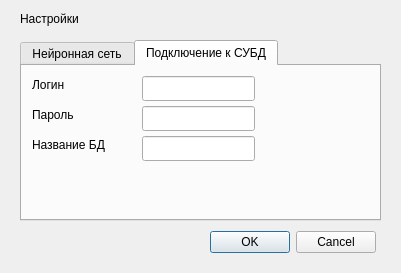
First picture: the form in src/widgets/settings.ui, repository glebmillenium/forecasting-financial-time-series, before the edit.
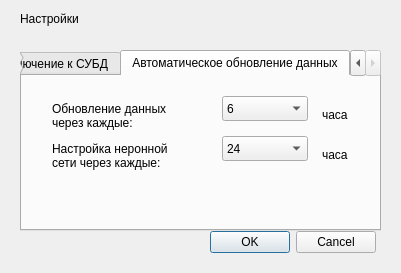
Second picture: the form after the edit. The open tabs and pages were chosen to show the change.

Diff of the .ui file:
```diff
--- a/src/widgets/settings.ui
+++ b/src/widgets/settings.ui
@@ -30,7 +30,7 @@
    <property name="geometry">
     <rect>
      <x>20</x>
-     <y>40</y>
+     <y>50</y>
      <width>361</width>
      <height>181</height>
     </rect>
@@ -150,10 +150,16 @@
       <rect>
        <x>120</x>
        <y>40</y>
-       <width>113</width>
+       <width>201</width>
        <height>25</height>
       </rect>
      </property>
+     <property name="inputMethodHints">
+      <set>Qt::ImhHiddenText</set>
+     </property>
+     <property name="text">
+      <string>neural</string>
+     </property>
     </widget>
     <widget class="QLabel" name="label_4">
      <property name="geometry">
@@ -186,19 +192,148 @@
       <rect>
        <x>120</x>
        <y>70</y>
-       <width>113</width>
+       <width>201</width>
        <height>25</height>
       </rect>
      </property>
+     <property name="text">
+      <string>forecast_time_series</string>
+     </property>
     </widget>
     <widget class="QLineEdit" name="lineEdit">
      <property name="geometry">
       <rect>
        <x>120</x>
        <y>10</y>
-       <width>113</width>
+       <width>201</width>
        <height>25</height>
       </rect>
+     </property>
+     <property name="text">
+      <string>neural_network</string>
+     </property>
+    </widget>
+   </widget>
+   <widget class="QWidget" name="tab_3">
+    <attribute name="title">
+     <string>Автоматическое обновление данных</string>
+    </attribute>
+    <widget class="QLabel" name="label_7">
+     <property name="geometry">
+      <rect>
+       <x>30</x>
+       <y>20</y>
+       <width>151</width>
+       <height>41</height>
+      </rect>
+     </property>
+     <property name="text">
+      <string>Обновление данных&lt;br&gt; через каждые:</string>
+     </property>
+    </widget>
+    <widget class="QLabel" name="label_8">
+     <property name="geometry">
+      <rect>
+       <x>30</x>
+       <y>60</y>
+       <width>151</width>
+       <height>41</height>
+      </rect>
+     </property>
+     <property name="text">
+      <string>Настройка неронной &lt;br&gt;сети через каждые:</string>
+     </property>
+    </widget>
+    <widget class="QComboBox" name="updateData">
+     <property name="geometry">
+      <rect>
+       <x>200</x>
+       <y>20</y>
+       <width>86</width>
+       <height>25</height>
+      </rect>
+     </property>
+     <property name="currentIndex">
+      <number>1</number>
+     </property>
+     <item>
+      <property name="text">
+       <string>2</string>
+      </property>
+     </item>
+     <item>
+      <property name="text">
+       <string>6</string>
+      </property>
+     </item>
+     <item>
+      <property name="text">
+       <string>12</string>
+      </property>
+     </item>
+     <item>
+      <property name="text">
+       <string>24</string>
+      </property>
+     </item>
+    </widget>
+    <widget class="QComboBox" name="updateNeuralNetwork">
+     <property name="geometry">
+      <rect>
+       <x>200</x>
+       <y>60</y>
+       <width>86</width>
+       <height>25</height>
+      </rect>
+     </property>
+     <property name="currentIndex">
+      <number>3</number>
+     </property>
+     <item>
+      <property name="text">
+       <string>2</string>
+      </property>
+     </item>
+     <item>
+      <property name="text">
+       <string>6</string>
+      </property>
+     </item>
+     <item>
+      <property name="text">
+       <string>12</string>
+      </property>
+     </item>
+     <item>
+      <property name="text">
+       <string>24</string>
+      </property>
+     </item>
+    </widget>
+    <widget class="QLabel" name="label_10">
+     <property name="geometry">
+      <rect>
+       <x>300</x>
+       <y>30</y>
+       <width>31</width>
+       <height>17</height>
+      </rect>
+     </property>
+     <property name="text">
+      <string>часа</string>
+     </property>
+    </widget>
+    <widget class="QLabel" name="label_11">
+     <property name="geometry">
+      <rect>
+       <x>300</x>
+       <y>70</y>
+       <width>31</width>
+       <height>17</height>
+      </rect>
+     </property>
+     <property name="text">
+      <string>часа</string>
      </property>
     </widget>
    </widget>
```
Left out of the diff: 21 changed lines with no effect on the pictures.
